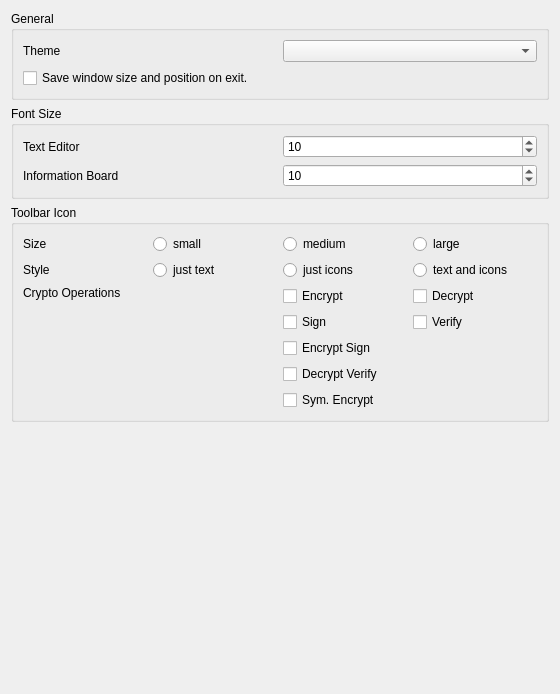
Old version of the form ui/AppearanceSettings.ui in the repository saturneric/GpgFrontend.
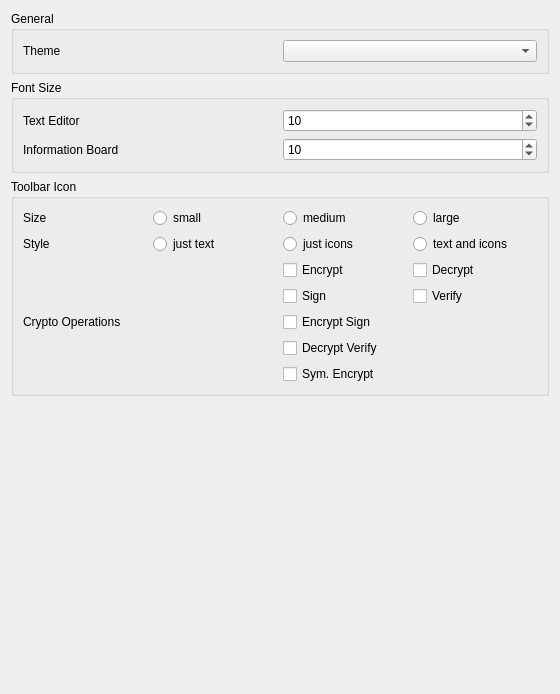
New version of the form.

Commit message:
fix(ui): always save window state setting
* Removes the appearance option to disable saving window geometry
* Forces window size/position persistence to avoid unexpected resets
* Gates compact layout helpers to macOS builds to prevent misuse

```diff
--- a/ui/AppearanceSettings.ui
+++ b/ui/AppearanceSettings.ui
@@ -36,13 +36,6 @@
           </item>
          </layout>
         </item>
-        <item>
-         <widget class="QCheckBox" name="windowStateCheckBox">
-          <property name="text">
-           <string>Save window size and position on exit.</string>
-          </property>
-         </widget>
-        </item>
        </layout>
       </widget>
      </item>
@@ -186,9 +179,6 @@
             <property name="text">
              <string>Crypto Operations</string>
             </property>
-            <property name="alignment">
-             <set>Qt::AlignmentFlag::AlignLeading|Qt::AlignmentFlag::AlignLeft|Qt::AlignmentFlag::AlignTop</set>
-            </property>
            </widget>
           </item>
           <item>
@@ -259,8 +249,8 @@
        </property>
        <property name="sizeHint" stdset="0">
         <size>
-         <width>20</width>
-         <height>40</height>
+         <width>40</width>
+         <height>20</height>
         </size>
        </property>
       </spacer>
```
Left out of the diff: 4 changed lines with no effect on the pictures. The commit also changes 2 other files.
